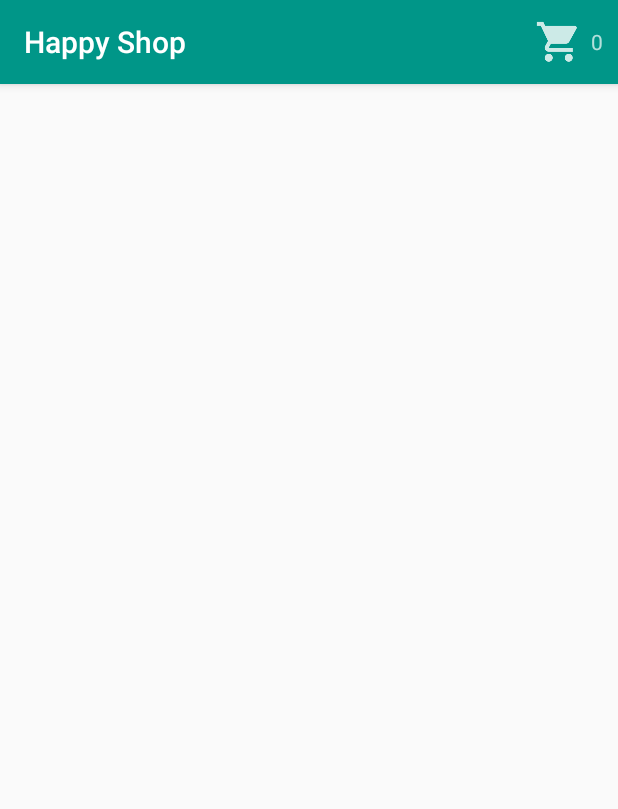
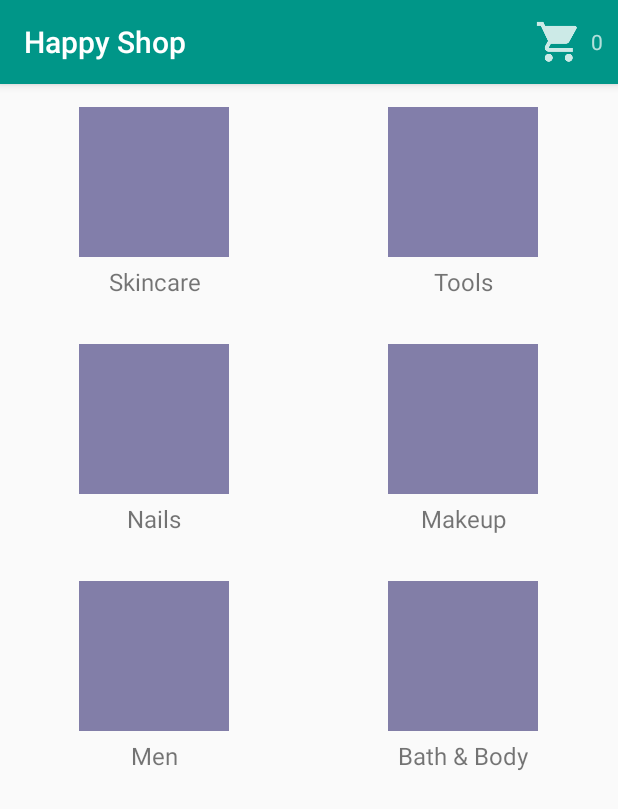
Before and after one commit to ishan-dhingra/happy-shop, an Android app: the fragment CategoryListFragment placed in its activity, on a phone screen of 412 x 824 dp. Shown: the top 809 px of the screen. Run offline under Robolectric (Android 15) with nearby library versions, the phone set to English and light mode, and no system bars; our stand-ins replace Dagger/Hilt's generated code, RxJava, data binding; libraries missing offline, so code that uses them is left out: io.realm, retrofit2.converter.jackson; 3 statements that could not run were skipped.

Commit message:
Category List Fragment Done

```diff
--- /dev/null
+++ b/app/src/main/java/com/anythingintellect/happyshop/adapter/CategoryAdapter.java
@@ -0,0 +1,66 @@
+package com.anythingintellect.happyshop.adapter;
+
+import android.databinding.DataBindingUtil;
+import android.databinding.ObservableList;
+import android.support.v7.widget.RecyclerView;
+import android.view.LayoutInflater;
+import android.view.ViewGroup;
+
+import com.anythingintellect.happyshop.R;
+import com.anythingintellect.happyshop.databinding.ItemCategoryBinding;
+import com.anythingintellect.happyshop.model.Category;
+import com.anythingintellect.happyshop.util.Navigator;
+import com.anythingintellect.happyshop.viewmodel.CategoryItemViewModel;
+
+/**
+ * Created by ishan.dhingra on 31/08/17.
+ */
+
+public class CategoryAdapter extends RecyclerView.Adapter<CategoryAdapter.CategoryViewHolder> {
+
+    private final ObservableList<Category> categoryList;
+    private final Navigator navigator;
+
+    public CategoryAdapter(ObservableList<Category> categoryList, Navigator navigator) {
+        this.categoryList = categoryList;
+        this.navigator = navigator;
+    }
+
+
+    @Override
+    public CategoryViewHolder onCreateViewHolder(ViewGroup parent, int viewType) {
+        ItemCategoryBinding binding = DataBindingUtil
+                .inflate(LayoutInflater.from(parent.getContext()),
+                        R.layout.item_category, parent, false);
+        return new CategoryViewHolder(binding, new CategoryItemViewModel(navigator));
+    }
+
+    @Override
+    public void onBindViewHolder(CategoryViewHolder holder, int position) {
+        holder.bind(categoryList.get(position));
+    }
+
+    @Override
+    public int getItemCount() {
+        return categoryList.size();
+    }
+
+    class CategoryViewHolder extends RecyclerView.ViewHolder {
+
+        private final CategoryItemViewModel viewModel;
+        private final ItemCategoryBinding binding;
+        public CategoryViewHolder(ItemCategoryBinding binding,
+                                  CategoryItemViewModel viewModel) {
+            super(binding.getRoot());
+            this.viewModel = viewModel;
+            this.binding = binding;
+        }
+
+        public void bind(Category category) {
+            viewModel.setCategory(category);
+            binding.setVm(viewModel);
+            binding.executePendingBindings();
+        }
+    }
+
+}
--- a/app/src/main/java/com/anythingintellect/happyshop/adapter/GenericAdapter.java
+++ /dev/null
@@ -1,43 +0,0 @@
-package com.anythingintellect.happyshop.adapter;
-
-import android.databinding.ObservableList;
-import android.support.v7.widget.RecyclerView;
-import android.view.View;
-import android.view.ViewGroup;
-
-/**
- * Created by ishan.dhingra on 31/08/17.
- */
-
-public class GenericAdapter<T> extends RecyclerView.Adapter<GenericAdapter.GenericViewHolder> {
-
-    private final ObservableList<T> observableList;
-
-    public GenericAdapter(ObservableList<T> observableList) {
-        this.observableList = observableList;
-    }
-
-
-    @Override
-    public GenericViewHolder onCreateViewHolder(ViewGroup parent, int viewType) {
-        return null;
-    }
-
-    @Override
-    public void onBindViewHolder(GenericViewHolder holder, int position) {
-
-    }
-
-    @Override
-    public int getItemCount() {
-        return 0;
-    }
-
-    class GenericViewHolder<T> extends RecyclerView.ViewHolder {
-
-        public GenericViewHolder(View itemView) {
-            super(itemView);
-        }
-    }
-
-}
--- a/app/src/main/java/com/anythingintellect/happyshop/repo/CatalogRepositoryImpl.java
+++ b/app/src/main/java/com/anythingintellect/happyshop/repo/CatalogRepositoryImpl.java
@@ -31,11 +31,12 @@ public class CatalogRepositoryImpl implements CatalogRepository {
 
     static {
         categories = new ArrayList<>();
-        categories.add(new Category("Skincare", R.mipmap.ic_launcher));
-        categories.add(new Category("Tools", R.mipmap.ic_launcher));
-        categories.add(new Category("Nails", R.mipmap.ic_launcher));
-        categories.add(new Category("Makeup", R.mipmap.ic_launcher));
-        categories.add(new Category("Men", R.mipmap.ic_launcher));
+        categories.add(new Category("Skincare", R.drawable.ic_skincare));
+        categories.add(new Category("Tools", R.drawable.ic_tools));
+        categories.add(new Category("Nails", R.drawable.ic_nail));
+        categories.add(new Category("Makeup", R.drawable.ic_makeup));
+        categories.add(new Category("Men", R.drawable.ic_men));
+        categories.add(new Category("Bath & Body", R.drawable.ic_bath));
     }
 
 
--- /dev/null
+++ b/app/src/main/java/com/anythingintellect/happyshop/util/BindingUtils.java
@@ -0,0 +1,24 @@
+package com.anythingintellect.happyshop.util;
+
+import android.databinding.BindingAdapter;
+import android.graphics.drawable.Drawable;
+import android.support.v4.content.ContextCompat;
+import android.widget.ImageView;
+import android.widget.TextView;
+
+/**
+ * Created by ishan.dhingra on 31/08/17.
+ */
+
+public class BindingUtils {
+
+    @BindingAdapter("bind:src")
+    public static void bindImageSrc(ImageView imageView, int resource) {
+        imageView.setImageResource(resource);
+    }
+    @BindingAdapter("bind:drawableTop")
+    public static void bindDrawableTop(TextView textView, int resource) {
+        textView.setCompoundDrawablesWithIntrinsicBounds(0, resource, 0, 0);
+    }
+
+}
--- a/app/src/main/java/com/anythingintellect/happyshop/view/CategoryListFragment.java
+++ b/app/src/main/java/com/anythingintellect/happyshop/view/CategoryListFragment.java
@@ -4,6 +4,8 @@ package com.anythingintellect.happyshop.view;
 import android.os.Bundle;
 import android.support.annotation.Nullable;
 import android.support.v4.app.Fragment;
+import android.support.v7.widget.DividerItemDecoration;
+import android.support.v7.widget.GridLayoutManager;
 import android.support.v7.widget.LinearLayoutManager;
 import android.support.v7.widget.RecyclerView;
 import android.view.LayoutInflater;
@@ -12,9 +14,10 @@ import android.view.ViewGroup;
 
 import com.anythingintellect.happyshop.HappyShopApp;
 import com.anythingintellect.happyshop.R;
-import com.anythingintellect.happyshop.adapter.GenericAdapter;
+import com.anythingintellect.happyshop.adapter.CategoryAdapter;
 import com.anythingintellect.happyshop.di.ContextModule;
 import com.anythingintellect.happyshop.model.Category;
+import com.anythingintellect.happyshop.util.Navigator;
 import com.anythingintellect.happyshop.viewmodel.CategoryListViewModel;
 
 import javax.inject.Inject;
@@ -25,20 +28,22 @@ import javax.inject.Inject;
 public class CategoryListFragment extends Fragment {
 
     @Inject
-    private CategoryListViewModel viewModel;
-    private GenericAdapter<Category> categoryAdapter;
+    CategoryListViewModel viewModel;
+    @Inject
+    Navigator navigator;
+    private CategoryAdapter categoryAdapter;
 
 
     public CategoryListFragment() {
-        // Required empty public constructor
+        setRetainInstance(true);
     }
 
     @Override
     public void onCreate(@Nullable Bundle savedInstanceState) {
         super.onCreate(savedInstanceState);
         inject();
-        categoryAdapter = new GenericAdapter<>(viewModel.getCategories());
         viewModel.loadCategories();
+        categoryAdapter = new CategoryAdapter(viewModel.getCategories(), navigator);
     }
 
     private void inject() {
@@ -65,7 +70,7 @@ public class CategoryListFragment extends Fragment {
 
     private void setupRv(RecyclerView rvList) {
         rvList.setAdapter(categoryAdapter);
-        rvList.setLayoutManager(new LinearLayoutManager(getContext()));
+        rvList.setLayoutManager(new GridLayoutManager(getContext(), 2));
     }
 
 
--- /dev/null
+++ b/app/src/main/java/com/anythingintellect/happyshop/viewmodel/CategoryItemViewModel.java
@@ -0,0 +1,26 @@
+package com.anythingintellect.happyshop.viewmodel;
+
+import com.anythingintellect.happyshop.model.Category;
+import com.anythingintellect.happyshop.util.Navigator;
+
+/**
+ * Created by ishan.dhingra on 31/08/17.
+ */
+
+public class CategoryItemViewModel {
+
+    private Category category;
+    private final Navigator navigator;
+
+    public CategoryItemViewModel(Navigator navigator) {
+        this.navigator = navigator;
+    }
+
+    public Category getCategory() {
+        return category;
+    }
+
+    public void setCategory(Category category) {
+        this.category = category;
+    }
+}
--- a/app/src/main/java/com/anythingintellect/happyshop/viewmodel/CategoryListViewModel.java
+++ b/app/src/main/java/com/anythingintellect/happyshop/viewmodel/CategoryListViewModel.java
@@ -3,9 +3,10 @@ package com.anythingintellect.happyshop.viewmodel;
 import android.databinding.ObservableArrayList;
 import android.databinding.ObservableList;
 
-import com.anythingintellect.happyshop.db.LocalDataStore;
 import com.anythingintellect.happyshop.model.Category;
 import com.anythingintellect.happyshop.repo.CatalogRepository;
+
+import javax.inject.Inject;
 
 /**
  * Created by ishan.dhingra on 31/08/17.
@@ -16,6 +17,7 @@ public class CategoryListViewModel {
     private final CatalogRepository repository;
     private final ObservableList<Category> categories;
 
+    @Inject
     public CategoryListViewModel(CatalogRepository catalogRepository) {
         this.repository = catalogRepository;
         this.categories = new ObservableArrayList<>();
--- /dev/null
+++ b/app/src/main/res/layout/item_category.xml
@@ -0,0 +1,34 @@
+<?xml version="1.0" encoding="utf-8"?>
+<layout xmlns:android="http://schemas.android.com/apk/res/android"
+    xmlns:bind="http://schemas.android.com/apk/res-auto">
+
+    <data>
+        <variable
+            name="vm"
+            type="com.anythingintellect.happyshop.viewmodel.CategoryItemViewModel"/>
+    </data>
+
+    <LinearLayout
+        android:layout_width="match_parent"
+        android:orientation="vertical"
+        android:padding="15dp"
+        android:gravity="center"
+        android:clickable="true"
+        android:foreground="?android:attr/selectableItemBackground"
+        android:layout_height="wrap_content">
+        <ImageView
+            android:layout_width="100dp"
+            android:layout_gravity="center_horizontal"
+            bind:src="@{vm.category.icon}"
+            android:layout_height="100dp" />
+        <TextView
+            android:layout_width="wrap_content"
+            android:paddingTop="5dp"
+            android:layout_gravity="center_horizontal"
+            android:textAlignment="center"
+            android:textSize="16sp"
+            android:text="@{vm.category.name}"
+            android:layout_height="wrap_content"/>
+    </LinearLayout>
+
+</layout>
```
Also changed, not shown: app/src/main/res/drawable-hdpi/ic_nailpaint.png (added), app/src/main/res/drawable-mdpi/ic_nailpaint.png (added), app/src/main/res/drawable-xhdpi/ic_nailpaint.png (added), app/src/main/res/drawable-xxhdpi/ic_nailpaint.png (added), app/src/main/res/drawable-xxxhdpi/ic_nailpaint.png (added), app/src/main/res/drawable/ic_bath.png (added), app/src/main/res/drawable/ic_makeup.png (added), app/src/main/res/drawable/ic_men.png (added), app/src/main/res/drawable/ic_nail.png (added), app/src/main/res/drawable/ic_skincare.png (added), app/src/main/res/drawable/ic_tools.png (added).
